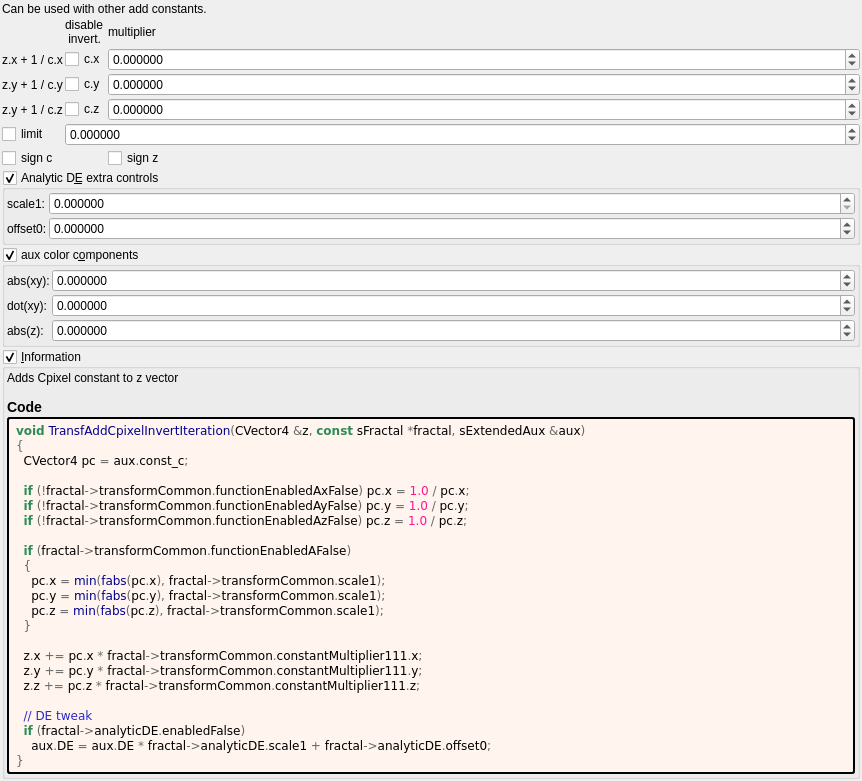
This is mandelbulber2/formula/ui/transf_add_cpixel_invert.ui in buddhi1980/mandelbulber2 as Qt 5 draws it before an edit. The edited form follows.
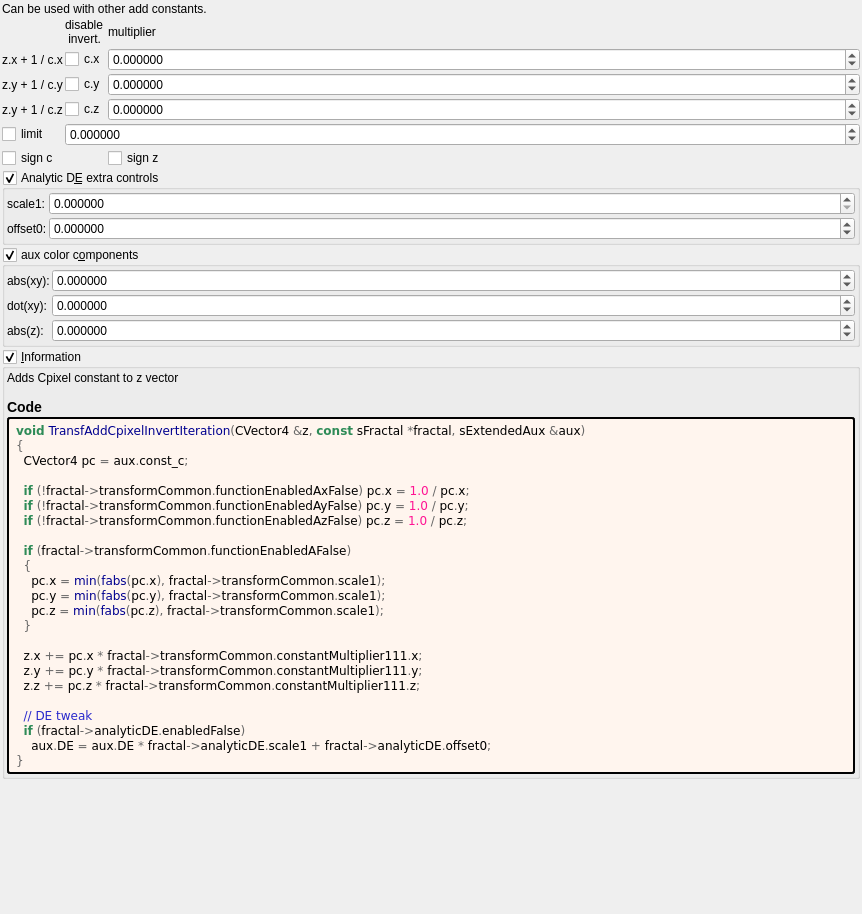
This is the edited form. Custom widgets are drawn as their Qt base class.

Patch:
```diff
--- a/mandelbulber2/formula/ui/transf_add_cpixel_invert.ui
+++ b/mandelbulber2/formula/ui/transf_add_cpixel_invert.ui
@@ -7,7 +7,7 @@
     <x>0</x>
     <y>0</y>
     <width>862</width>
-    <height>756</height>
+    <height>914</height>
    </rect>
   </property>
   <property name="windowTitle">
```
Left out of the diff: 120 changed lines with no effect on the pictures.
